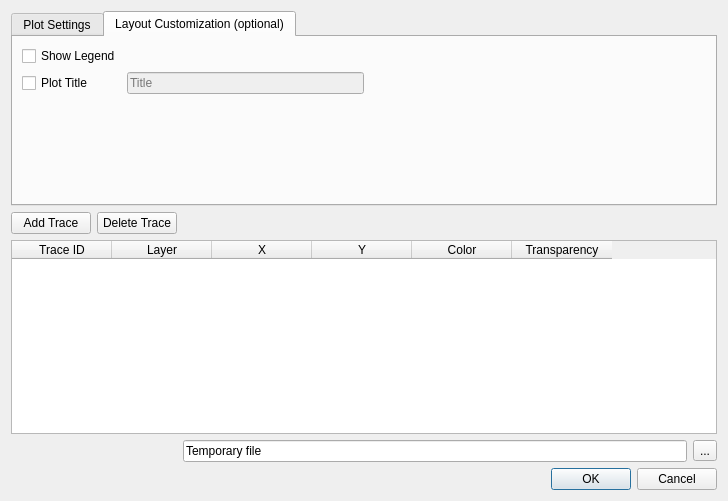
Old version of the form ui/Bar.ui in the repository lucacasagrande/DataPlot.
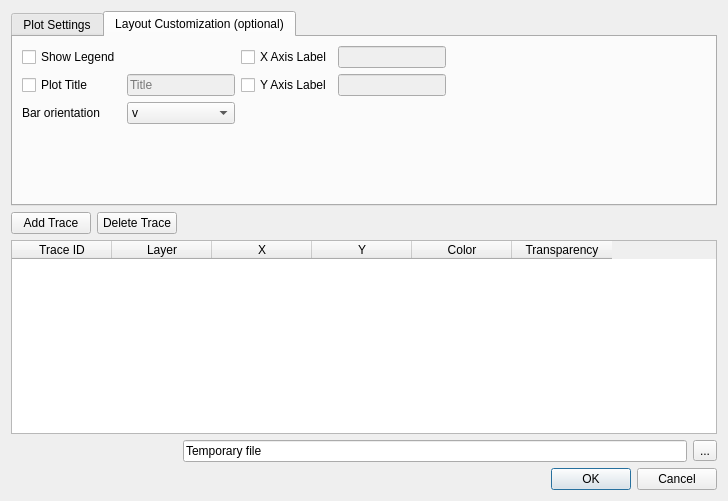
New version of the form. The open tabs and pages were chosen to show the change. Custom widgets are drawn as their Qt base class.

Commit message: Title, X and Y label for axis added

Patch:
```diff
--- a/ui/Bar.ui
+++ b/ui/Bar.ui
@@ -169,7 +169,21 @@
       <layout class="QGridLayout" name="gridLayout_5">
        <item row="0" column="0">
         <layout class="QGridLayout" name="gridLayout_4">
-         <item row="0" column="0">
+         <item row="1" column="3">
+          <widget class="QCheckBox" name="yAxisCheck">
+           <property name="text">
+            <string>Y Axis Label</string>
+           </property>
+          </widget>
+         </item>
+         <item row="0" column="3">
+          <widget class="QCheckBox" name="xAxisCheck">
+           <property name="text">
+            <string>X Axis Label</string>
+           </property>
+          </widget>
+         </item>
+         <item row="0" column="1">
           <widget class="QCheckBox" name="legendCheck">
            <property name="enabled">
             <bool>true</bool>
@@ -182,7 +196,7 @@
            </property>
           </widget>
          </item>
-         <item row="1" column="0">
+         <item row="1" column="1">
           <widget class="QCheckBox" name="titleCheck">
            <property name="text">
             <string>Plot Title</string>
@@ -195,7 +209,7 @@
            </property>
           </widget>
          </item>
-         <item row="1" column="1">
+         <item row="1" column="2">
           <widget class="QLineEdit" name="pltTitle">
            <property name="enabled">
             <bool>false</bool>
@@ -205,6 +219,41 @@
            </property>
           </widget>
          </item>
+         <item row="2" column="1">
+          <widget class="QLabel" name="label_7">
+           <property name="text">
+            <string>Bar orientation</string>
+           </property>
+          </widget>
+         </item>
+         <item row="2" column="2">
+          <widget class="QComboBox" name="orientationCombo">
+           <item>
+            <property name="text">
+             <string>v</string>
+            </property>
+           </item>
+           <item>
+            <property name="text">
+             <string>h</string>
+            </property>
+           </item>
+          </widget>
+         </item>
+         <item row="0" column="4">
+          <widget class="QLineEdit" name="xAxisText">
+           <property name="enabled">
+            <bool>false</bool>
+           </property>
+          </widget>
+         </item>
+         <item row="1" column="4">
+          <widget class="QLineEdit" name="yAxisText">
+           <property name="enabled">
+            <bool>false</bool>
+           </property>
+          </widget>
+         </item>
         </layout>
        </item>
        <item row="1" column="0">
```
Left out of the diff: 40 changed lines with no effect on the pictures. The commit also changes 7 other files.
